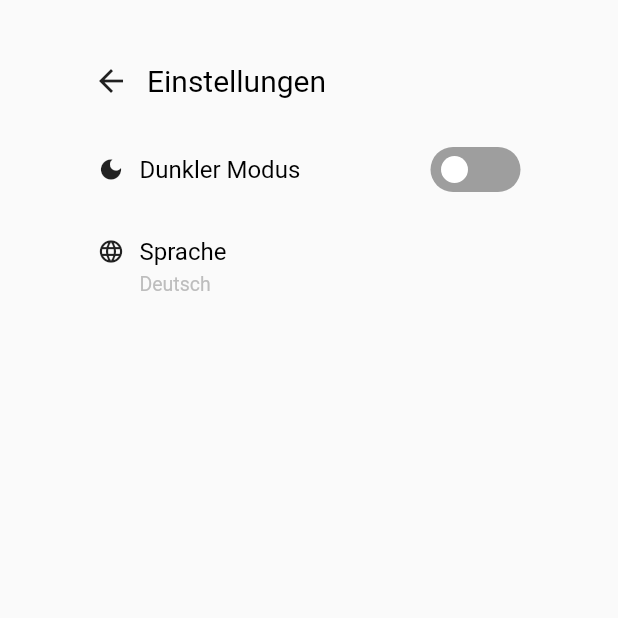
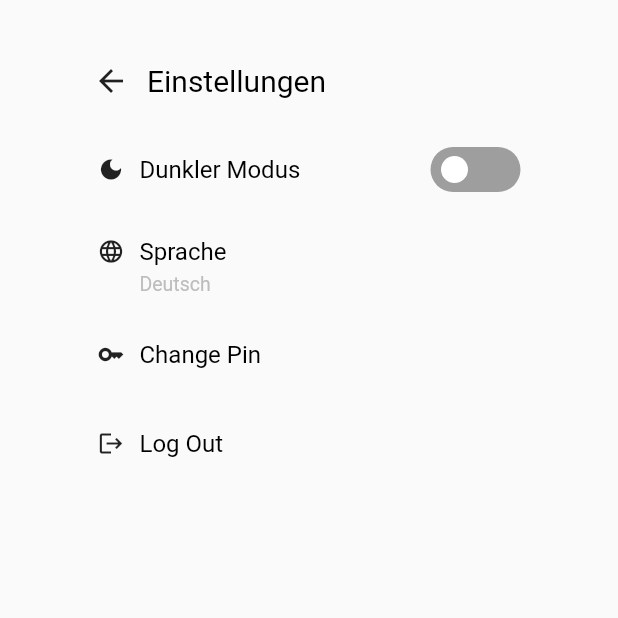
Before and after one commit to chewbaccapush/insurance_agents_app, a Flutter app: the SettingsPage screen opened directly, after a tap on "Language", on a phone screen of 412 x 824 dp, the top half of it. Run offline on Flutter 3.47's test engine with Material 2 defaults, Android fonts, the phone set to English and light mode, and no system bars; drawn by our look-alikes of flutter_switch; our stand-ins replace animated_splash_screen, connectivity, connectivity_plus, flutter_staggered_animations, internet_connection_checker, localization and 7 more; missing offline and left inert: aws_sqs_api, dart:ffi, dart:js, dart_amqp, enum_to_string; accounts and stored records are empty; generated files the repository leaves out were written again; project files that could hold a hidden picture were left out.

Commit message:
Login and pin functionality, UX improvements
Added gesture detectors, keyboard now scrolls to input fields

```diff
--- a/lib/screens/history.dart
+++ b/lib/screens/history.dart
@@ -181,7 +181,10 @@ class _HistoryPageState extends State<HistoryPage> {
   @override
   Widget build(BuildContext context) {
     double cWidth = MediaQuery.of(context).size.width * 0.5;
-    return Scaffold(
+    return
+    GestureDetector(
+      onTap: () => FocusManager.instance.primaryFocus?.unfocus(),
+      child: Scaffold(
           body: Padding(
               padding: const EdgeInsets.only(top: 50, right: 50, left: 50),
               child: Column(
@@ -294,7 +297,8 @@ class _HistoryPageState extends State<HistoryPage> {
                     buildView(buildingAssessments)
                   ]
                 ],
-            )));
+              ))),
+    );
   }
 
   Widget searchBar(width) {
--- /dev/null
+++ b/lib/screens/login.dart
@@ -0,0 +1,83 @@
+import 'package:flutter/material.dart';
+import 'package:msg/screens/history.dart';
+import 'package:msg/validators/Validators.dart';
+import 'package:msg/widgets/custom_text_form_field.dart';
+
+import '../services/navigator_service.dart';
+import '../services/storage_service.dart';
+
+class LoginPage extends StatelessWidget {
+  const LoginPage({Key? key}) : super(key: key);
+
+  @override
+  Widget build(BuildContext context) {
+    return GestureDetector(
+      onTap: () => FocusManager.instance.primaryFocus?.unfocus(),
+      child: Scaffold(
+        backgroundColor: Theme.of(context).scaffoldBackgroundColor,
+        body: Center(
+          child: SingleChildScrollView(
+          child: Column(
+            children: <Widget>[
+              Padding(
+                padding: const EdgeInsets.only(top: 60.0),
+                child: Center(
+                  child: Container(
+                      width: 200,
+                      height: 150,
+                      /*decoration: BoxDecoration(
+                          color: Colors.red,
+                          borderRadius: BorderRadius.circular(50.0)),*/
+                      child: Image.asset("assets/images/msg-logo.png")),
+                ),
+              ),
+              const Padding(
+                //padding: const EdgeInsets.only(left:15.0,right: 15.0,top:0,bottom: 0),
+                padding: EdgeInsets.symmetric(horizontal: 15),
+                child: CustomTextFormField(
+                  type: TextInputType.text,
+                  labelText: "Username",
+                  width: 500,
+                  suffix: Icon(Icons.person),
+                )
+              ),
+              const Padding(
+                padding: EdgeInsets.only(
+                    left: 15.0, right: 15.0, top: 0, bottom: 0),
+                //padding: EdgeInsets.symmetric(horizontal: 15),
+                child: CustomTextFormField(
+                  type: TextInputType.text,
+                  labelText: "Password",
+                  width: 500,
+                  obscureText: true,
+                  suffix: Icon(Icons.key),
+                )
+              ),
+              ElevatedButton.icon(
+                icon: Icon(Icons.login),
+                  label: const Text("Login"),
+                  style: ElevatedButton.styleFrom(
+                    shape: const StadiumBorder(),
+                    primary: (StorageService.getAppThemeId() ==
+                            false)
+                        ? const Color.fromARGB(220, 112, 14, 46)
+                        : const Color.fromARGB(
+                            148, 112, 14, 46),
+                  ),
+                  onPressed: () => {
+                    StorageService.setLoggedIn(true),
+                    print(StorageService.isLoggedIn()),
+                    NavigatorService.navigateTo(
+                        context, const HistoryPage())
+                  },
+                ),
+              SizedBox(
+                height: 130,
+              ),
+            ],
+          ),
+        )),
+      ),
+    );
+  }
+}
--- a/lib/screens/settings.dart
+++ b/lib/screens/settings.dart
@@ -2,6 +2,9 @@ import 'package:flutter/material.dart';
 import 'package:msg/main.dart';
 import 'package:msg/screens/building_assessment_form.dart';
 import 'package:msg/screens/history.dart';
+import 'package:msg/screens/login.dart';
+import 'package:msg/screens/pin.dart';
+import 'package:msg/services/navigator_service.dart';
 import 'package:msg/services/storage_service.dart';
 import 'package:msg/services/theme_provider.dart';
 import 'package:provider/provider.dart';
@@ -167,6 +170,61 @@ class _SettingsPageState extends State<SettingsPage> {
                     ],
                   ),
                 )),
+
+              // ---- Change pin ----
+
+              InkWell(
+                onTap: () {
+                  NavigatorService.navigateTo(context, PinPage(changingPin: true));
+                },
+                child: Container(
+              padding: const EdgeInsets.symmetric(horizontal: 15, vertical: 20),
+              child: Row(
+                mainAxisAlignment: MainAxisAlignment.spaceBetween,
+                children: [
+                  Row(
+                    children: const [
+                      Padding(
+                        padding: EdgeInsets.only(right: 10.0),
+                        child: Icon(Icons.key, size: 18),
+                      ),
+                      Text(
+                        "Change Pin",
+                        style: TextStyle(fontSize: 16),
+                      )
+                    ],
+                  ),
+                ],
+              ),
+            )),
+
+            // ---- Logout ----
+
+            InkWell(
+                onTap: () {
+                  StorageService.setLoggedIn(false);
+                  NavigatorService.navigateTo(context, LoginPage());
+                },
+                child: Container(
+              padding: const EdgeInsets.symmetric(horizontal: 15, vertical: 20),
+              child: Row(
+                mainAxisAlignment: MainAxisAlignment.spaceBetween,
+                children: [
+                  Row(
+                    children: [
+                      Padding(
+                        padding: const EdgeInsets.only(right: 10.0),
+                        child: Icon(Icons.logout, size: 18),
+                      ),
+                      Text(
+                        "Log Out",
+                        style: TextStyle(fontSize: 16),
+                      )
+                    ],
+                  ),
+                ],
+              ),
+            )),
           ],
         ),
       ),
--- a/lib/services/connectivity_cheker.dart
+++ b/lib/services/connectivity_cheker.dart
@@ -37,12 +37,10 @@ class ConnectivityCheker {
 
     if (result == ConnectivityResult.none) {
       print(false);
-      //connectionChangeController.sink.add({result: false});
       connectionChangeController.sink.add(false);
       return false;
     } else {
       print(true);
-      // connectionChangeController.sink.add({result: true});
       connectionChangeController.sink.add(true);
       return true;
     }
--- a/lib/widgets/custom_text_form_field.dart
+++ b/lib/widgets/custom_text_form_field.dart
@@ -10,6 +10,7 @@ class CustomTextFormField extends StatelessWidget {
   final double? fontSize;
   final bool? enabled;
   final Widget? suffix;
+  final bool? obscureText;
 
   const CustomTextFormField({
     Key? key,
@@ -22,6 +23,7 @@ class CustomTextFormField extends StatelessWidget {
     this.fontSize,
     this.enabled,
     this.suffix,
+    this.obscureText
   }) : super(key: key);
 
   @override
@@ -42,6 +44,7 @@ class CustomTextFormField extends StatelessWidget {
             decoration: inputDecoration(labelText, width),
             keyboardType: type,
             validator: validator,
+            obscureText: obscureText == null ? false : true,
           ),
         ),
         const Padding(padding: EdgeInsets.all(10)),
@@ -53,6 +56,7 @@ class CustomTextFormField extends StatelessWidget {
     return InputDecoration(
       label: Text(labelText),
       suffixIcon: suffix,
+      errorStyle: TextStyle(fontSize: 13.0),
     );
   }
 }
--- a/pubspec.yaml
+++ b/pubspec.yaml
@@ -56,6 +56,7 @@ dependencies:
   internet_connection_checker: ^0.0.1+3
   connectivity_plus: ^2.3.2
   localization: ^2.1.0
+  pinput: ^2.2.10
 
 dev_dependencies:
   flutter_test:
```
Also changed, not shown: lib/screens/building_assessment_form.dart (+10 -3 lines), lib/screens/building_part_form.dart (+9 -3 lines), lib/screens/home.dart (+12 -1 lines), lib/screens/measurement_form.dart (+10 -5 lines), lib/screens/pin.dart (added, +108 -0 lines), lib/services/storage_service.dart (+44 -1 lines), pubspec.lock, 2 other files. Lines whose indentation alone changed are shown as unchanged.
